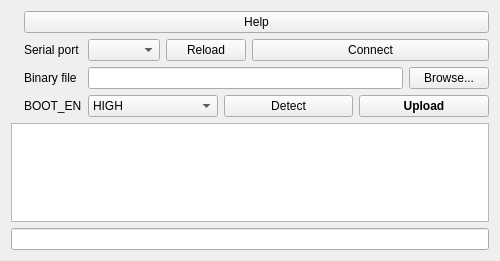
Qt form mainwindow.ui (rasgo-cc/Gecko-Loader) before a commit.
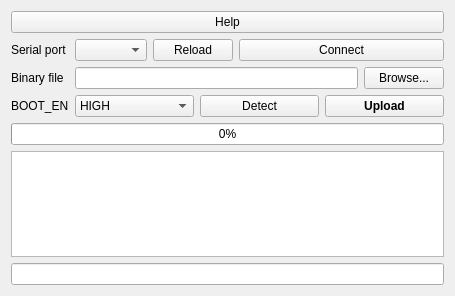
The same form after that commit. Icons and pictures are not drawn.

Commit message: CLI mode fixed. Progress bar added.

Diff of the .ui file:
```diff
--- a/mainwindow.ui
+++ b/mainwindow.ui
@@ -6,31 +6,14 @@
    <rect>
     <x>0</x>
     <y>0</y>
-    <width>500</width>
-    <height>261</height>
+    <width>455</width>
+    <height>296</height>
    </rect>
   </property>
   <property name="windowTitle">
    <string>MainWindow</string>
   </property>
   <widget class="QWidget" name="centralWidget">
-   <layout class="QVBoxLayout" name="verticalLayout_2">
-    <item>
-     <layout class="QHBoxLayout" name="horizontalLayout_5">
-      <item>
-       <widget class="QLabel" name="label_4">
-        <property name="text">
-         <string/>
-        </property>
-        <property name="pixmap">
-         <pixmap resource="resources.qrc">:/img/efm32_loader_logo.png</pixmap>
-        </property>
-        <property name="alignment">
-         <set>Qt::AlignCenter</set>
-        </property>
-       </widget>
-      </item>
-      <item>
        <layout class="QVBoxLayout" name="verticalLayout">
         <item>
          <layout class="QHBoxLayout" name="horizontalLayout_4">
@@ -151,9 +134,12 @@
           </item>
          </layout>
         </item>
-       </layout>
-      </item>
-     </layout>
+    <item>
+     <widget class="QProgressBar" name="progressBar">
+      <property name="value">
+       <number>0</number>
+      </property>
+     </widget>
     </item>
     <item>
      <widget class="QPlainTextEdit" name="textLog"/>
```
Left out of the diff: 7 changed lines with no effect on the pictures. Lines whose indentation alone changed are shown as unchanged. The commit also changes 5 other files.
